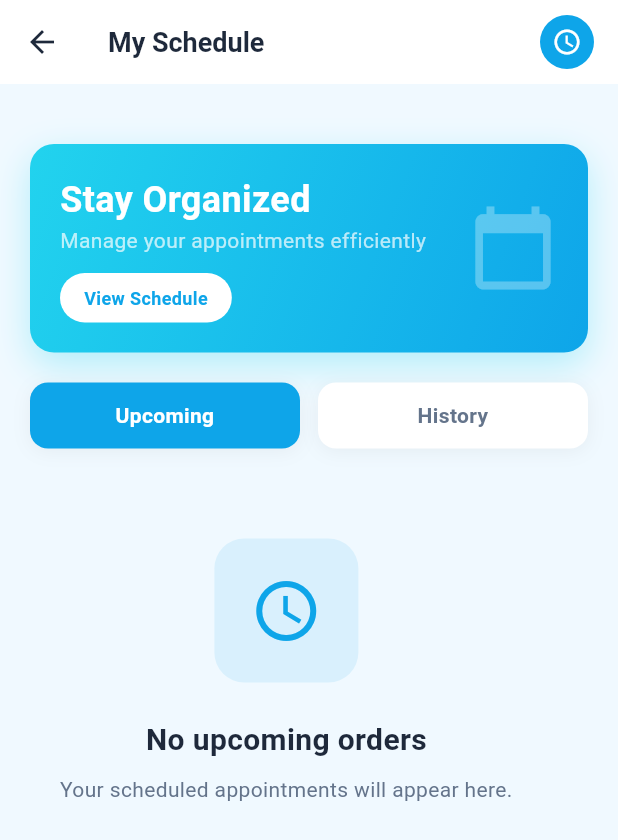
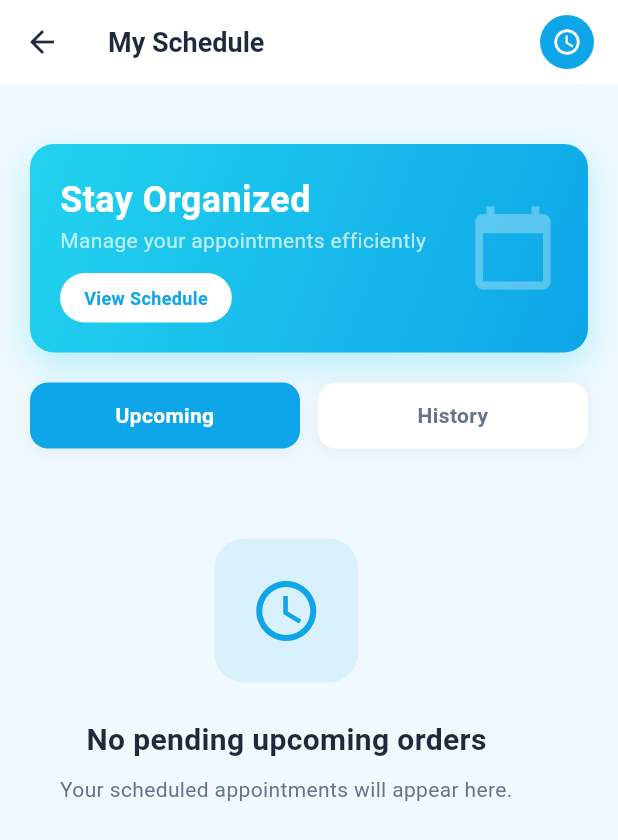
Before and after one commit to momna-ahmad/homifix-app, a Flutter app: the ProfessionalSchedule screen opened directly with empty values, on a phone screen of 412 x 824 dp. Shown: the top 840 px of the screen. Run offline on Flutter 3.47's test engine with Material 3 defaults, Android fonts, the phone set to English and light mode, and no system bars; our stand-ins replace cloud_firestore, csv, firebase_analytics, firebase_auth, firebase_core, firebase_messaging and 17 more; accounts and stored records are empty.

Commit message:
fixed bugs

```diff
--- a/lib/professional/professionalOrderPage.dart
+++ b/lib/professional/professionalOrderPage.dart
@@ -330,7 +330,7 @@ class _ProfessionalOrdersPageState extends State<ProfessionalOrdersPage> {
 
         final orderLatLng = gmaps.LatLng(loc['lat'], loc['lng']);
         final distance = calculateDistanceKm(_selectedSearchLatLng!, orderLatLng);
-        return distance <= 150;
+        return distance <= 20;
       }).toList();
     } else if (_selectedFilter == JobFilter.nearMe && _currentUserLocation != null) {
       final querySnapshot = await collectionRef.get();
@@ -341,7 +341,7 @@ class _ProfessionalOrdersPageState extends State<ProfessionalOrdersPage> {
 
         final orderLatLng = gmaps.LatLng(loc['lat'], loc['lng']);
         final distance = calculateDistanceKm(_currentUserLocation!, orderLatLng);
-        return distance <= 150;
+        return distance <= 20;
       }).toList();
     } else if (_selectedFilter == JobFilter.all) {
       final querySnapshot = await collectionRef.get();
--- a/lib/professional/professionalSchedule.dart
+++ b/lib/professional/professionalSchedule.dart
@@ -305,24 +305,24 @@ class _ProfessionalScheduleState extends State<ProfessionalSchedule> {
             // Orders List
             Container(
               key: _appointmentsKey, // Key for scrolling reference
-              child: FutureBuilder<DocumentSnapshot<Map<String, dynamic>>>(
-                future: _fetchUserOrders(),
+              child: StreamBuilder<DocumentSnapshot<Map<String, dynamic>>>(
+                stream: FirebaseFirestore.instance.collection('users').doc(widget.userId).snapshots(),
                 builder: (context, snapshot) {
                   if (snapshot.hasError) {
                     return _buildEmptyState('Error loading data', Icons.error);
                   }
-                  if (snapshot.connectionState == ConnectionState.waiting) {
+                  if (!snapshot.hasData) {
                     return const Center(
                       child: Padding(
                         padding: EdgeInsets.all(40),
                         child: CircularProgressIndicator(
-                          valueColor: AlwaysStoppedAnimation<Color>(Color(0xFF0EA5E9)), // Changed to darker blue
+                          valueColor: AlwaysStoppedAnimation<Color>(Color(0xFF0EA5E9)),
                         ),
                       ),
                     );
                   }
 
-                  final userData = snapshot.data?.data();
+                  final userData = snapshot.data!.data();
                   final List<dynamic> rawOrders = userData?['orders'] ?? [];
                   List<Map<String, dynamic>> orders = rawOrders.whereType<Map<String, dynamic>>().toList();
 
@@ -335,27 +335,25 @@ class _ProfessionalScheduleState extends State<ProfessionalSchedule> {
                     return dateTimeA.compareTo(dateTimeB);
                   });
 
-                  // Filter orders
                   final now = DateTime.now();
                   List<Map<String, dynamic>> filteredOrders = orders.where((order) {
                     final orderDateTime = _parseDateTime(order['date'], order['time']);
                     if (orderDateTime == null) return false;
+
                     if (selectedFilter == 'upcoming') {
-                      return orderDateTime.isAfter(now);
+                      return orderDateTime.isAfter(now) &&
+                          (order['completionStatus']?.toString().toLowerCase() == 'pending');
                     } else {
-                      return orderDateTime.isBefore(now);
+                      return orderDateTime.isBefore(now) || (order['completionStatus']?.toString().toLowerCase() == 'completed');
                     }
                   }).toList();
 
                   if (filteredOrders.isEmpty) {
                     return _buildEmptyState(
-                      selectedFilter == 'upcoming' ? 'No upcoming orders' : 'No order history',
+                      selectedFilter == 'upcoming' ? 'No pending upcoming orders' : 'No order history',
                       selectedFilter == 'upcoming' ? Icons.schedule : Icons.history,
                     );
                   }
-
-                  print("Raw orders: $filteredOrders");
-
 
                   return ListView.builder(
                     shrinkWrap: true,
```
